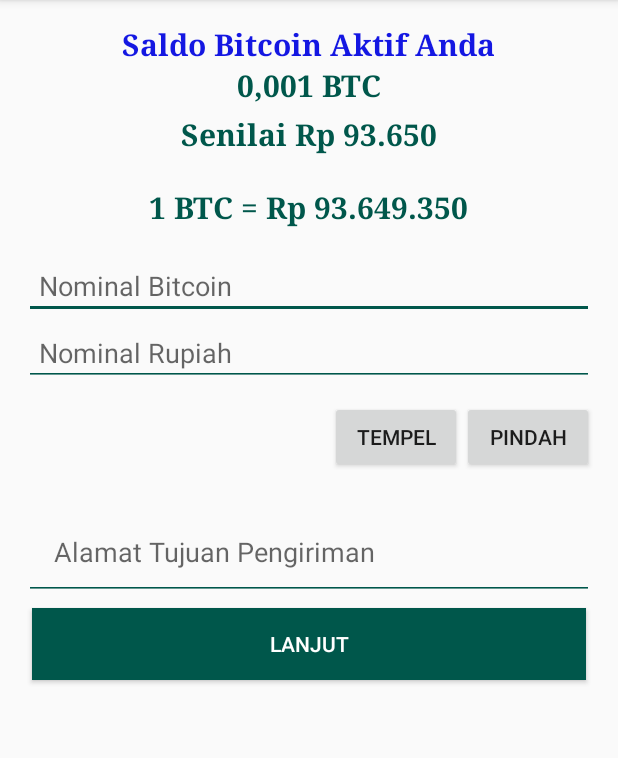
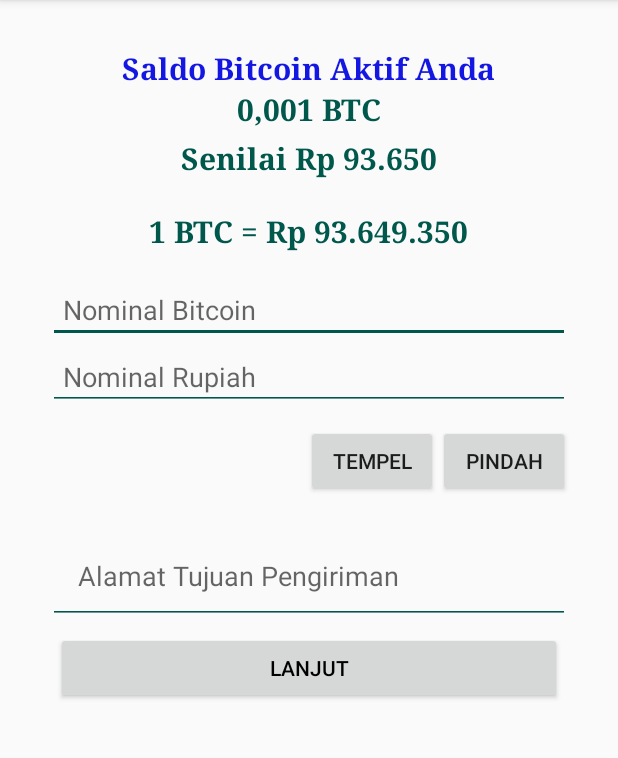
Before and after one commit to sandiumar/Beli-Bitcoin-, an Android app: the screen it shows after launch (MainActivity), on a phone screen of 412 x 824 dp, the part 84-842 px from its top. Run offline under Robolectric (Android 15) with nearby library versions, the phone set to English and light mode, and no system bars.

Commit message:
Revisi activity_main.xml

```diff
--- a/app/src/main/res/layout/activity_main.xml
+++ b/app/src/main/res/layout/activity_main.xml
@@ -5,16 +5,18 @@
     android:layout_width="match_parent"
     android:layout_height="match_parent"
     android:orientation="vertical"
+    android:padding="16dp"
     tools:context=".MainActivity">
 
+    <android.support.v4.widget.SwipeRefreshLayout
+        android:layout_width="match_parent"
+        android:layout_height="match_parent">
 
         <LinearLayout
             android:layout_width="match_parent"
             android:layout_height="match_parent"
             android:orientation="vertical"
             android:padding="16dp">
-
-
 
         <TextView
             android:id="@+id/saldo"
@@ -71,6 +73,7 @@
                 android:typeface="serif"
                 />
 
+
             <EditText
                 android:id="@+id/edit_pn"
                 android:layout_width="fill_parent"
@@ -103,7 +106,6 @@
                 android:inputType="number"
                 android:visibility="gone"/>
 
-
             <EditText
                 android:id="@+id/nom_bitcoin"
                 android:layout_width="fill_parent"
@@ -112,8 +114,6 @@
                 android:hint="Nominal Bitcoin"
                 android:inputType="number"
                 android:padding="10dp" />
-
-
 
             <EditText
                 android:id="@+id/nom_rp"
@@ -145,8 +145,6 @@
                     android:text="Pindah" />
             </LinearLayout>
 
-
-
             <EditText
                 android:id="@+id/alasan_keluar"
                 android:layout_width="fill_parent"
@@ -161,22 +159,16 @@
                 android:layout_height="match_parent">
 
                 <Button
-        android:id="@+id/btn_save"
+                    android:id="@+id/btn_lanjut"
                     android:layout_width="match_parent"
                     android:layout_height="wrap_content"
                     android:layout_margin="5dp"
-        android:background="@color/colorPrimaryDark"
                     android:text="lanjut"
-        android:textColor="#fff" />
+                    android:textColor="#000" />
 
             </ScrollView>
 
 
-
-
-
         </LinearLayout>
-
-
-
+    </android.support.v4.widget.SwipeRefreshLayout>
 </LinearLayout>
```
Lines whose indentation alone changed are shown as unchanged.
